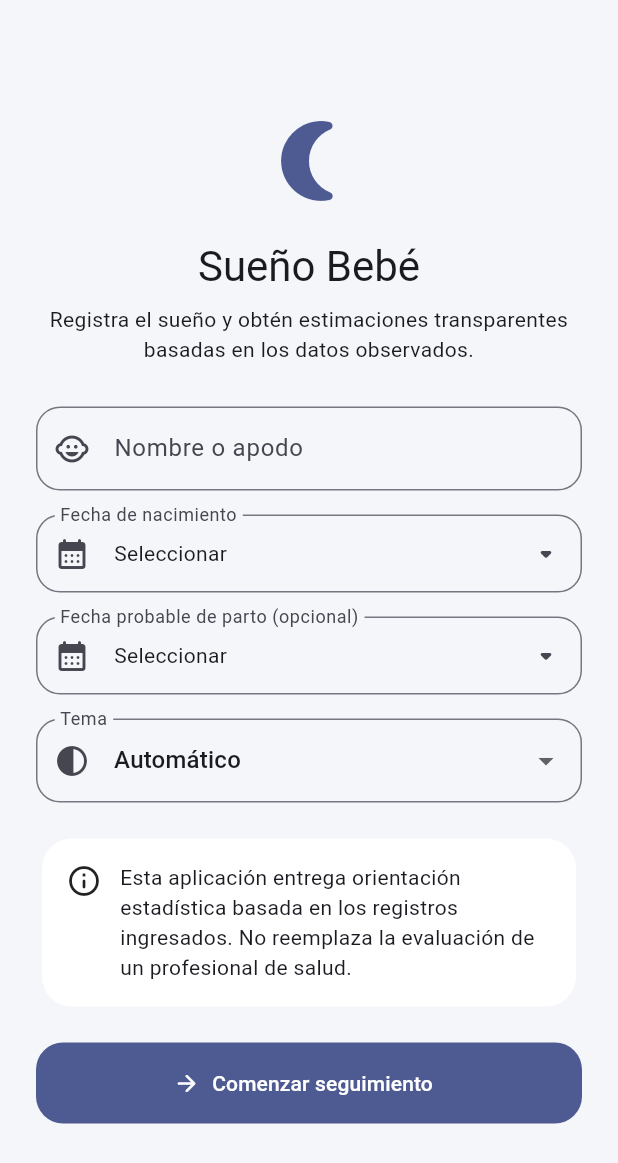
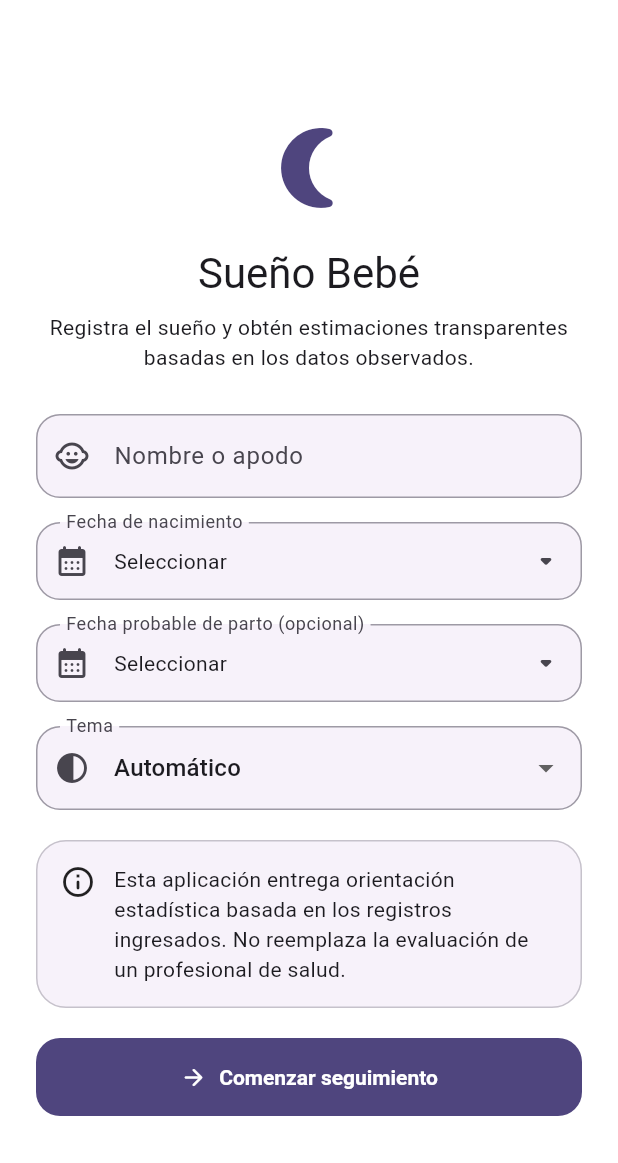
Before and after one commit to javix142-gif/PREDICTOR, a Flutter app: the screen it shows after launch, on a phone screen of 412 x 824 dp. Shown: the top 1163 px of the screen. Run offline on Flutter 3.47's test engine with Material 3 defaults, Android fonts, the phone set to English and light mode, and no system bars; our stand-ins replace fl_chart, flutter_local_notifications, flutter_timezone, share_plus, shared_preferences, sqflite and 1 more; accounts and stored records are empty.

Commit message:
Centralizar tema accesible y compacto

```diff
--- a/sueno-bebe/lib/app.dart
+++ b/sueno-bebe/lib/app.dart
@@ -8,6 +8,8 @@ import 'screens/onboarding_screen.dart';
 
 class SleepBabyApp extends StatelessWidget {
   const SleepBabyApp({super.key});
+
+  static const Color lavender = Color(0xFF7567B8);
 
   @override
   Widget build(BuildContext context) {
@@ -34,43 +36,115 @@ class SleepBabyApp extends StatelessWidget {
   }
 
   ThemeData _theme(Brightness brightness) {
-    final Color seed = brightness == Brightness.light
-        ? const Color(0xFF6676B8)
-        : const Color(0xFF9CA8EE);
     final ColorScheme scheme = ColorScheme.fromSeed(
-      seedColor: seed,
+      seedColor: lavender,
       brightness: brightness,
+      contrastLevel: 0.2,
     );
-    return ThemeData(
+    final bool light = brightness == Brightness.light;
+    final ThemeData base = ThemeData(
       useMaterial3: true,
+      brightness: brightness,
       colorScheme: scheme,
-      scaffoldBackgroundColor: brightness == Brightness.light
-          ? const Color(0xFFF5F6FA)
-          : const Color(0xFF11131A),
+    );
+    return base.copyWith(
+      scaffoldBackgroundColor: light
+          ? scheme.surfaceContainerLowest
+          : scheme.surface,
+      appBarTheme: AppBarTheme(
+        centerTitle: false,
+        backgroundColor: light
+            ? scheme.surfaceContainerLowest
+            : scheme.surface,
+        foregroundColor: scheme.onSurface,
+        surfaceTintColor: Colors.transparent,
+        elevation: 0,
+        scrolledUnderElevation: 1,
+      ),
       cardTheme: CardThemeData(
         elevation: 0,
-        color: brightness == Brightness.light
-            ? const Color(0xFFFFFFFF)
-            : const Color(0xFF1A1D27),
-        shape: RoundedRectangleBorder(borderRadius: BorderRadius.circular(20)),
+        margin: EdgeInsets.zero,
+        color: scheme.surfaceContainerLow,
+        surfaceTintColor: Colors.transparent,
+        shape: RoundedRectangleBorder(
+          borderRadius: BorderRadius.circular(20),
+          side: BorderSide(color: scheme.outlineVariant.withValues(alpha: 0.55)),
+        ),
       ),
       inputDecorationTheme: InputDecorationTheme(
-        border: OutlineInputBorder(borderRadius: BorderRadius.circular(16)),
+        filled: true,
+        fillColor: scheme.surfaceContainerLow,
+        contentPadding: const EdgeInsets.symmetric(horizontal: 16, vertical: 16),
+        border: OutlineInputBorder(
+          borderRadius: BorderRadius.circular(16),
+          borderSide: BorderSide.none,
+        ),
+        enabledBorder: OutlineInputBorder(
+          borderRadius: BorderRadius.circular(16),
+          borderSide: BorderSide(color: scheme.outlineVariant),
+        ),
+        focusedBorder: OutlineInputBorder(
+          borderRadius: BorderRadius.circular(16),
+          borderSide: BorderSide(color: scheme.primary, width: 2),
+        ),
       ),
       filledButtonTheme: FilledButtonThemeData(
         style: FilledButton.styleFrom(
-          minimumSize: const Size.fromHeight(54),
+          minimumSize: const Size(48, 52),
+          padding: const EdgeInsets.symmetric(horizontal: 20, vertical: 14),
+          textStyle: base.textTheme.labelLarge?.copyWith(
+            fontWeight: FontWeight.w700,
+          ),
           shape: RoundedRectangleBorder(
-            borderRadius: BorderRadius.circular(18),
+            borderRadius: BorderRadius.circular(16),
+          ),
+        ),
+      ),
+      outlinedButtonTheme: OutlinedButtonThemeData(
+        style: OutlinedButton.styleFrom(
+          minimumSize: const Size(48, 48),
+          padding: const EdgeInsets.symmetric(horizontal: 16, vertical: 12),
+          shape: RoundedRectangleBorder(
+            borderRadius: BorderRadius.circular(14),
+          ),
+        ),
+      ),
+      textButtonTheme: TextButtonThemeData(
+        style: TextButton.styleFrom(minimumSize: const Size(48, 48)),
+      ),
+      iconButtonTheme: IconButtonThemeData(
+        style: IconButton.styleFrom(minimumSize: const Size.square(48)),
+      ),
+      segmentedButtonTheme: SegmentedButtonThemeData(
+        style: ButtonStyle(
+          minimumSize: const WidgetStatePropertyAll<Size>(Size(48, 48)),
+          shape: WidgetStatePropertyAll<OutlinedBorder>(
+            RoundedRectangleBorder(borderRadius: BorderRadius.circular(14)),
+          ),
+          textStyle: WidgetStatePropertyAll<TextStyle?>(
+            base.textTheme.labelLarge?.copyWith(fontWeight: FontWeight.w600),
           ),
         ),
       ),
       navigationBarTheme: NavigationBarThemeData(
-        height: 72,
+        height: 68,
+        backgroundColor: scheme.surfaceContainer,
+        indicatorColor: scheme.secondaryContainer,
+        labelBehavior: NavigationDestinationLabelBehavior.alwaysShow,
         indicatorShape: RoundedRectangleBorder(
           borderRadius: BorderRadius.circular(16),
         ),
       ),
+      snackBarTheme: SnackBarThemeData(
+        behavior: SnackBarBehavior.floating,
+        backgroundColor: scheme.inverseSurface,
+        contentTextStyle: base.textTheme.bodyMedium?.copyWith(
+          color: scheme.onInverseSurface,
+        ),
+        shape: RoundedRectangleBorder(borderRadius: BorderRadius.circular(14)),
+      ),
+      dividerTheme: DividerThemeData(color: scheme.outlineVariant),
+      visualDensity: VisualDensity.standard,
     );
   }
 }
@@ -80,7 +154,7 @@ class _LoadingScreen extends StatelessWidget {
 
   @override
   Widget build(BuildContext context) {
-    return Scaffold(
+    return const Scaffold(
       body: Center(
         child: Semantics(
           label: 'Cargando datos locales',
```
